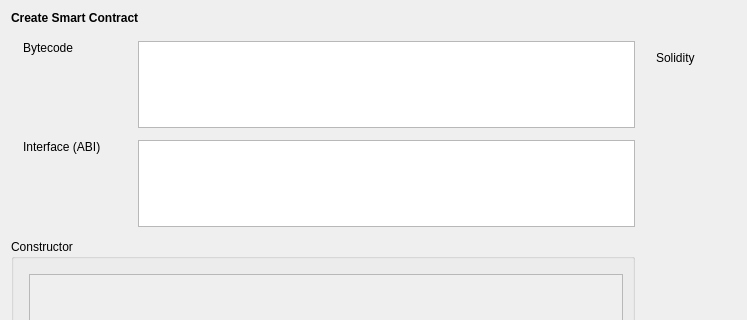
HTMLCOIN/HTMLCOIN, file src/qt/forms/createcontract.ui: the form before one commit; both pictures show x 0 to 747 and y 0 to 320 of the 747 by 585 pixel window.
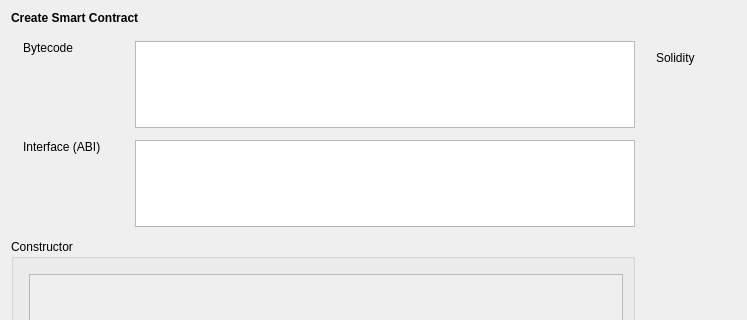
The form after the commit. Custom widgets are drawn as their Qt base class.

Patch:
```diff
--- a/src/qt/forms/createcontract.ui
+++ b/src/qt/forms/createcontract.ui
@@ -71,9 +71,6 @@
            </property>
            <item>
             <layout class="QHBoxLayout" name="horizontalLayout_2">
-             <property name="spacing">
-              <number>15</number>
-             </property>
              <property name="leftMargin">
               <number>12</number>
              </property>
@@ -124,9 +121,6 @@
            </item>
            <item>
             <layout class="QHBoxLayout" name="horizontalLayout_4">
-             <property name="spacing">
-              <number>15</number>
-             </property>
              <property name="leftMargin">
               <number>12</number>
              </property>
```
Left out of the diff: 4 changed lines with no effect on the pictures.
